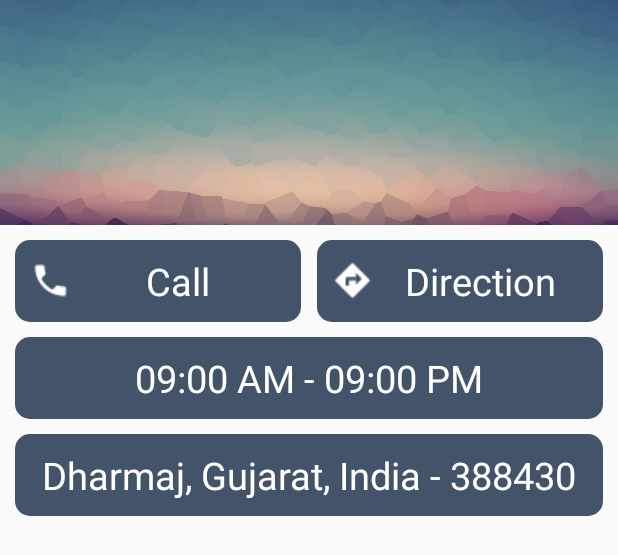
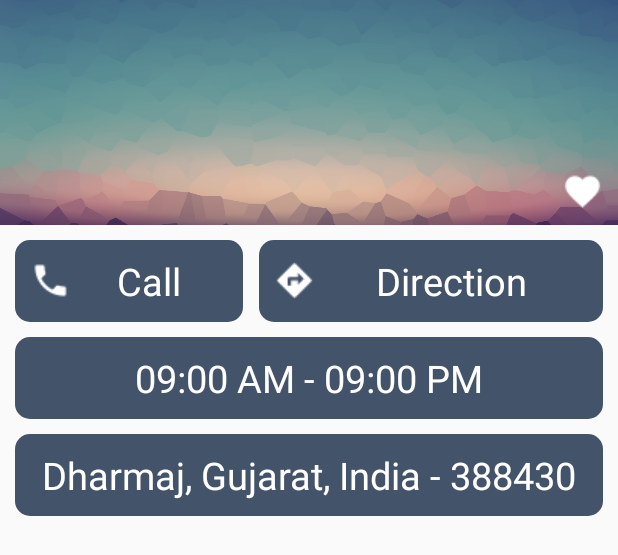
Before and after one commit to harshildarji/CharotarExplore, an Android app: the layout content_details.xml on its own in the app's theme, with its tools: preview values and no code run, on a phone screen of 412 x 824 dp. Shown: the top 555 px of the screen. Run offline under Robolectric (Android 15) with nearby library versions, the phone set to English and light mode, and no system bars.

Commit message:
favorite button

```diff
--- a/app/src/main/res/layout/content_details.xml
+++ b/app/src/main/res/layout/content_details.xml
@@ -18,34 +18,51 @@
             android:layout_height="wrap_content"
             android:orientation="vertical">
 
-            <ImageView
-                android:id="@+id/rimage"
+            <RelativeLayout
                 android:layout_width="match_parent"
-                android:layout_height="150dp"
-                android:scaleType="centerCrop"
-                android:src="@drawable/sample" />
+                android:layout_height="wrap_content">
+
+                <ImageView
+                    android:id="@+id/rimage"
+                    android:layout_width="match_parent"
+                    android:layout_height="150dp"
+                    android:scaleType="centerCrop"
+                    android:src="@drawable/sample" />
+
+                <ImageView
+                    android:id="@+id/fav"
+                    android:layout_width="wrap_content"
+                    android:layout_height="wrap_content"
+                    android:layout_alignParentEnd="true"
+                    android:layout_alignParentRight="true"
+                    android:layout_marginEnd="10dp"
+                    android:layout_marginRight="10dp"
+                    android:layout_marginTop="114dp"
+                    android:src="@drawable/favorite" />
+
+            </RelativeLayout>
 
             <LinearLayout
                 android:layout_width="match_parent"
                 android:layout_height="wrap_content"
                 android:orientation="horizontal"
-                android:weightSum="2">
+                android:weightSum="2.5">
 
                 <TextView
                     android:id="@+id/call"
                     android:layout_width="0dp"
                     android:layout_height="wrap_content"
+                    android:layout_marginEnd="5dp"
+                    android:layout_marginLeft="10dp"
+                    android:layout_marginRight="5dp"
+                    android:layout_marginStart="10dp"
+                    android:layout_marginTop="10dp"
                     android:layout_weight="1"
                     android:background="@drawable/textback"
                     android:drawableLeft="@drawable/call"
                     android:drawableTint="#ffffff"
                     android:gravity="center"
                     android:padding="10dp"
-                    android:layout_marginTop="10dp"
-                    android:layout_marginLeft="10dp"
-                    android:layout_marginStart="10dp"
-                    android:layout_marginRight="5dp"
-                    android:layout_marginEnd="5dp"
                     android:text="Call"
                     android:textAlignment="gravity"
                     android:textColor="#ffffff"
@@ -54,19 +71,19 @@
                 <TextView
                     android:id="@+id/direction"
                     android:layout_width="0dp"
+                    android:layout_height="wrap_content"
+                    android:layout_marginEnd="10dp"
+                    android:layout_marginLeft="5dp"
+                    android:layout_marginRight="10dp"
+                    android:layout_marginStart="5dp"
                     android:layout_marginTop="10dp"
-                    android:layout_height="wrap_content"
-                    android:layout_weight="1"
+                    android:layout_weight="1.5"
                     android:background="@drawable/textback"
                     android:drawableLeft="@drawable/map"
                     android:drawableTint="#ffffff"
                     android:gravity="center"
                     android:padding="10dp"
                     android:text="Direction"
-                    android:layout_marginRight="10dp"
-                    android:layout_marginEnd="10dp"
-                    android:layout_marginLeft="5dp"
-                    android:layout_marginStart="5dp"
                     android:textAlignment="gravity"
                     android:textColor="#ffffff"
                     android:textSize="25sp" />
@@ -77,11 +94,11 @@
                 android:id="@+id/timing"
                 android:layout_width="match_parent"
                 android:layout_height="wrap_content"
-                android:layout_marginTop="10dp"
                 android:layout_marginEnd="10dp"
                 android:layout_marginLeft="10dp"
                 android:layout_marginRight="10dp"
                 android:layout_marginStart="10dp"
+                android:layout_marginTop="10dp"
                 android:background="@drawable/textback"
                 android:onClick="onCatClick"
                 android:padding="10dp"
```
Also changed, not shown: app/src/main/java/com/example/harshil/charotarexplore/details.java (+28 -1 lines), 1 other file.
